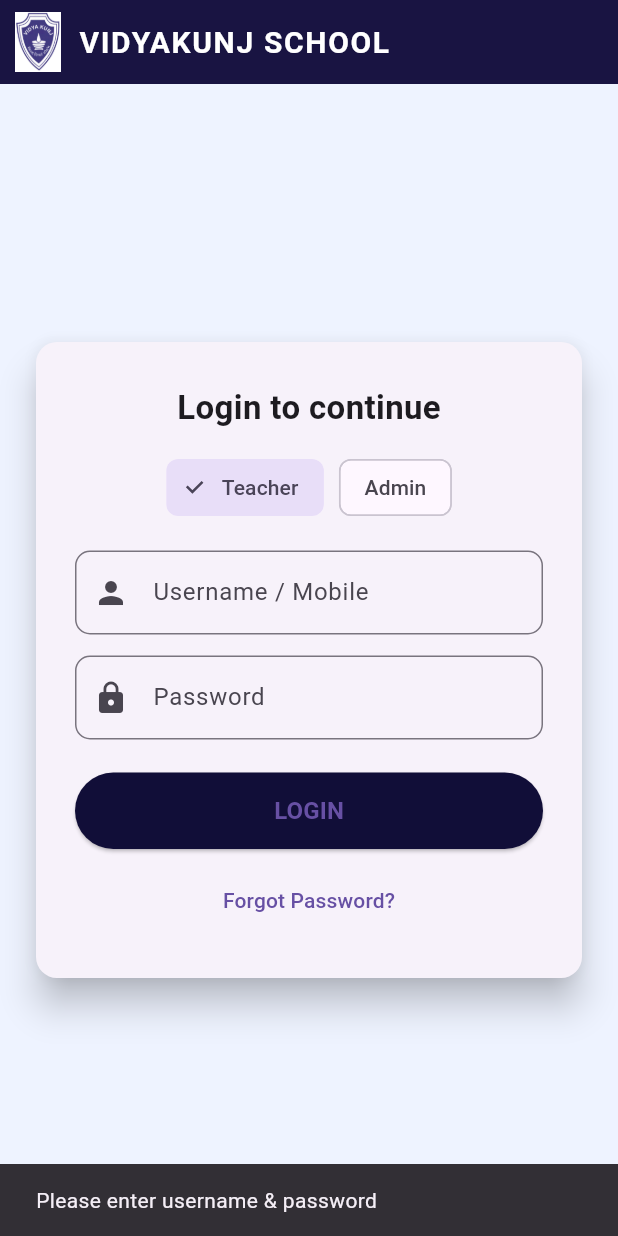
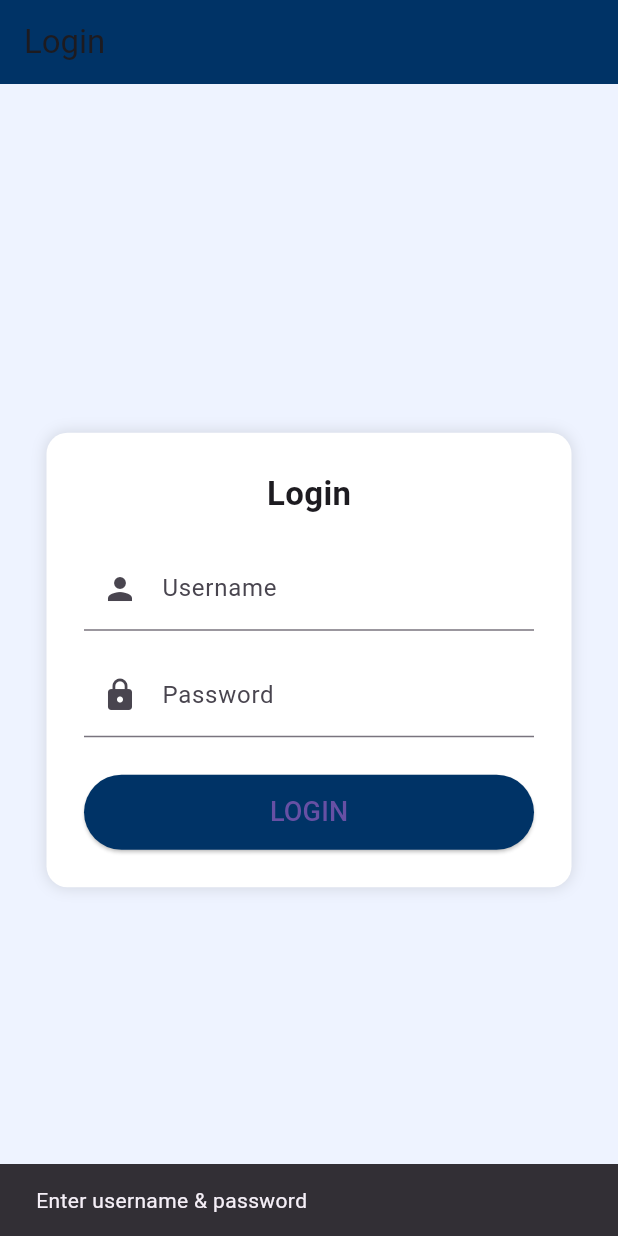
Before and after one commit to vidyakunj/vidyakunj-full-ready, a Flutter app: the screen it shows after launch, after a tap on "LOGIN", on a phone screen of 412 x 824 dp. Run offline on Flutter 3.47's test engine with Material 3 defaults, Android fonts, the phone set to English and light mode, and no system bars; our stand-ins replace csv, file_picker, shared_preferences.

Commit message:
Update login_screen.dart

```diff
--- a/lib/screens/login_screen.dart
+++ b/lib/screens/login_screen.dart
@@ -1,8 +1,12 @@
+import 'dart:convert';
 import 'package:flutter/material.dart';
+import 'package:http/http.dart' as http;
 import 'package:shared_preferences/shared_preferences.dart';
 
-import '../splash_check.dart';
+import '../config.dart';
 import 'new_attendance_screen.dart';
+import 'teacher_dashboard.dart';
+import 'admin_dashboard.dart';
 
 class LoginScreen extends StatefulWidget {
   const LoginScreen({super.key});
@@ -11,203 +15,125 @@ class LoginScreen extends StatefulWidget {
   State<LoginScreen> createState() => _LoginScreenState();
 }
 
-class _LoginScreenState extends State<LoginScreen>
-    with SingleTickerProviderStateMixin {
+class _LoginScreenState extends State<LoginScreen> {
   final TextEditingController _userCtrl = TextEditingController();
   final TextEditingController _passCtrl = TextEditingController();
 
-  bool isAdmin = false;
+  bool loading = false;
 
-  late AnimationController _anim;
-  late Animation<double> _fade;
-  late Animation<Offset> _slide;
-
-  static const Color navy = Color(0xFF110E38);
-
-  @override
-  void initState() {
-    super.initState();
-    _anim = AnimationController(
-      vsync: this,
-      duration: const Duration(milliseconds: 450),
-    );
-    _fade = CurvedAnimation(parent: _anim, curve: Curves.easeOut);
-    _slide = Tween<Offset>(
-      begin: const Offset(0, 0.06),
-      end: Offset.zero,
-    ).animate(_fade);
-
-    _anim.forward();
+  void _showSnack(String msg) {
+    ScaffoldMessenger.of(context)
+        .showSnackBar(SnackBar(content: Text(msg)));
   }
 
-  @override
-  void dispose() {
-    _anim.dispose();
-    _userCtrl.dispose();
-    _passCtrl.dispose();
-    super.dispose();
+  Future<void> _login() async {
+    if (_userCtrl.text.isEmpty || _passCtrl.text.isEmpty) {
+      _showSnack("Enter username & password");
+      return;
     }
 
-  void _showSnack(String msg) =>
-      ScaffoldMessenger.of(context)
-          .showSnackBar(SnackBar(content: Text(msg)));
+    setState(() => loading = true);
 
-  Future<void> _onLoginPressed() async {
-    if (_userCtrl.text.trim().isEmpty || _passCtrl.text.isEmpty) {
-      _showSnack("Please enter username & password");
+    final res = await http.post(
+      Uri.parse("$SERVER_URL/login"),
+      headers: {"Content-Type": "application/json"},
+      body: jsonEncode({
+        "username": _userCtrl.text.trim(),
+        "password": _passCtrl.text.trim()
+      }),
+    );
+
+    setState(() => loading = false);
+
+    final data = jsonDecode(res.body);
+
+    if (data["success"] != true) {
+      _showSnack("Invalid login");
       return;
     }
 
     final prefs = await SharedPreferences.getInstance();
-    prefs.setBool("loggedIn", true);
-    prefs.setString("role", isAdmin ? "admin" : "teacher");
+    await prefs.setBool("loggedIn", true);
+    await prefs.setString("role", data["role"]);
 
-    if (!mounted) return;
-
+    if (data["role"] == "teacher") {
       Navigator.pushReplacement(
         context,
-      MaterialPageRoute(
-        builder: (_) => const SplashCheck(),
-      ),
+        MaterialPageRoute(builder: (_) => const TeacherDashboard()),
       );
+    } else {
+      Navigator.pushReplacement(
+        context,
+        MaterialPageRoute(builder: (_) => const AdminDashboard()),
+      );
+    }
   }
 
   @override
   Widget build(BuildContext context) {
+    const navy = Color(0xff003366);
+
     return Scaffold(
       backgroundColor: const Color(0xffeef3ff),
-
       appBar: AppBar(
         backgroundColor: navy,
-        elevation: 4,
-        titleSpacing: 0,
-        title: Row(
+        title: const Text("Login"),
+      ),
+      body: Center(
+        child: SingleChildScrollView(
+          child: Container(
+            padding: const EdgeInsets.all(25),
+            width: 350,
+            decoration: BoxDecoration(
+              color: Colors.white,
+              borderRadius: BorderRadius.circular(14),
+              boxShadow: [
+                BoxShadow(
+                  color: Colors.black12,
+                  blurRadius: 8,
+                )
+              ],
+            ),
+            child: Column(
               children: [
-            const SizedBox(width: 10),
-            Image.asset("assets/logo.png", height: 40),
-            const SizedBox(width: 12),
-            const Text(
-              "VIDYAKUNJ SCHOOL",
+                const Text("Login",
                     style: TextStyle(
-                fontSize: 20,
-                fontWeight: FontWeight.bold,
-                color: Colors.white,
-                letterSpacing: 1.1,
-              ),
-            ),
-          ],
+                        fontSize: 22, fontWeight: FontWeight.bold)),
+                const SizedBox(height: 20),
+
+                TextField(
+                  controller: _userCtrl,
+                  decoration: const InputDecoration(
+                    labelText: "Username",
+                    prefixIcon: Icon(Icons.person),
                   ),
                 ),
 
-      body: FadeTransition(
-        opacity: _fade,
-        child: SlideTransition(
-          position: _slide,
-          child: Center(
-            child: SingleChildScrollView(
-              padding: const EdgeInsets.all(20),
-              child: ConstrainedBox(
-                constraints: const BoxConstraints(maxWidth: 420),
-                child: Card(
-                  elevation: 10,
-                  shape: RoundedRectangleBorder(
-                    borderRadius: BorderRadius.circular(14),
-                  ),
-                  child: Padding(
-                    padding: const EdgeInsets.symmetric(
-                        horizontal: 26, vertical: 28),
-                    child: Column(
-                      mainAxisSize: MainAxisSize.min,
-                      children: [
-                        const Text(
-                          "Login to continue",
-                          style: TextStyle(
-                            fontSize: 22,
-                            fontWeight: FontWeight.bold,
-                          ),
-                        ),
-                        const SizedBox(height: 14),
-
-                        Row(
-                          mainAxisAlignment: MainAxisAlignment.center,
-                          children: [
-                            ChoiceChip(
-                              label: const Text("Teacher"),
-                              selected: !isAdmin,
-                              onSelected: (v) =>
-                                  setState(() => isAdmin = false),
-                            ),
-                            const SizedBox(width: 10),
-                            ChoiceChip(
-                              label: const Text("Admin"),
-                              selected: isAdmin,
-                              onSelected: (v) =>
-                                  setState(() => isAdmin = true),
-                            ),
-                          ],
-                        ),
-
-                        const SizedBox(height: 18),
-
-                        TextField(
-                          controller: _userCtrl,
-                          decoration: InputDecoration(
-                            labelText: "Username / Mobile",
-                            prefixIcon: const Icon(Icons.person),
-                            border: OutlineInputBorder(
-                              borderRadius: BorderRadius.circular(10),
-                            ),
-                          ),
-                          textInputAction: TextInputAction.next,
-                        ),
-
-                        const SizedBox(height: 14),
+                const SizedBox(height: 15),
 
                 TextField(
                   controller: _passCtrl,
                   obscureText: true,
-                          decoration: InputDecoration(
+                  decoration: const InputDecoration(
                     labelText: "Password",
-                            prefixIcon: const Icon(Icons.lock),
-                            border: OutlineInputBorder(
-                              borderRadius: BorderRadius.circular(10),
-                            ),
+                    prefixIcon: Icon(Icons.lock),
                   ),
                 ),
 
-                        const SizedBox(height: 22),
+                const SizedBox(height: 25),
 
-                        SizedBox(
-                          width: double.infinity,
-                          child: ElevatedButton(
+                loading
+                    ? const CircularProgressIndicator()
+                    : ElevatedButton(
                         style: ElevatedButton.styleFrom(
                           backgroundColor: navy,
-                              padding:
-                                  const EdgeInsets.symmetric(vertical: 14),
+                          minimumSize: const Size(double.infinity, 50),
                         ),
-                            onPressed: _onLoginPressed,
-                            child: const Text(
-                              "LOGIN",
-                              style: TextStyle(
-                                fontWeight: FontWeight.bold,
-                                fontSize: 16,
-                              ),
-                            ),
-                          ),
-                        ),
-
-                        const SizedBox(height: 10),
-
-                        TextButton(
-                          onPressed: () =>
-                              _showSnack("Please contact school admin."),
-                          child: const Text("Forgot Password?"),
+                        onPressed: _login,
+                        child: const Text("LOGIN",
+                            style: TextStyle(fontSize: 18)),
                       ),
               ],
-                    ),
-                  ),
-                ),
-              ),
             ),
           ),
         ),
```
Lines whose indentation alone changed are shown as unchanged.
